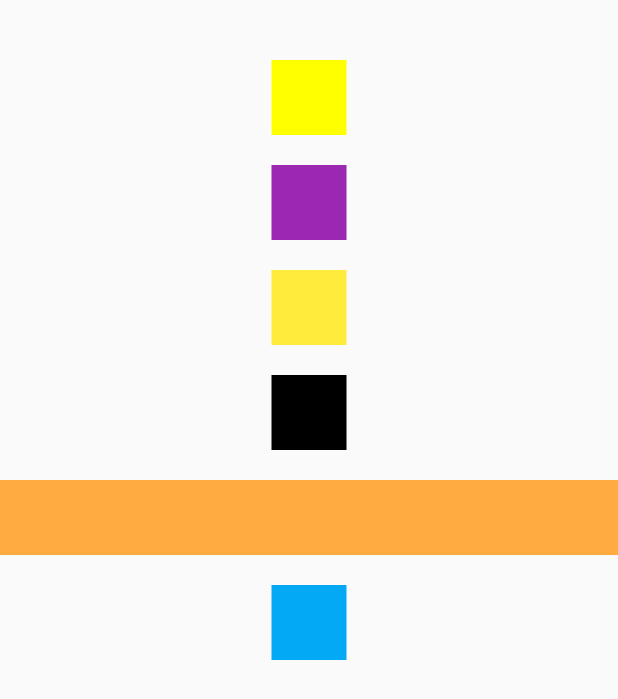
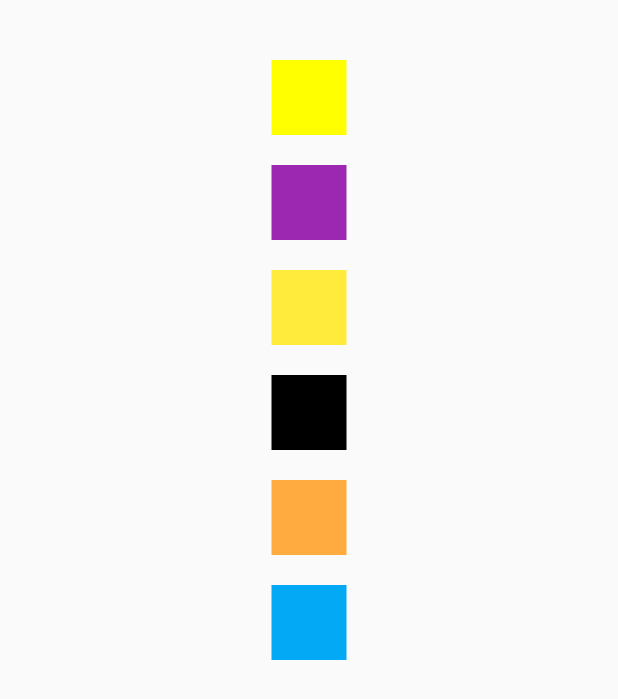
Before and after one commit to coderjyoti966195/meadia-quiry-flutter, a Flutter app: the screen it shows after launch, on a phone screen of 412 x 824 dp. Shown: the top 699 px of the screen. Run offline on Flutter 3.47's test engine with Material 2 defaults, Android fonts, the phone set to English and light mode, and no system bars.

Commit message:
changes color

```diff
--- a/app/lib/main.dart
+++ b/app/lib/main.dart
@@ -54,7 +54,7 @@ class MyApp extends StatelessWidget {
                  Container(
                   width: 55,
                    height: 50,
-                   color: Colors.yellow,
+                   color: Colors.black26,
                  ),
                  SizedBox(height: 20,),
                  Container(
@@ -141,7 +141,7 @@ class MyApp extends StatelessWidget {
              ),
              SizedBox(height: 20,),
              Container(
-               width: 500,
+               width: 50,
                height: 50,
                color: Colors.orangeAccent,
              ),
```
